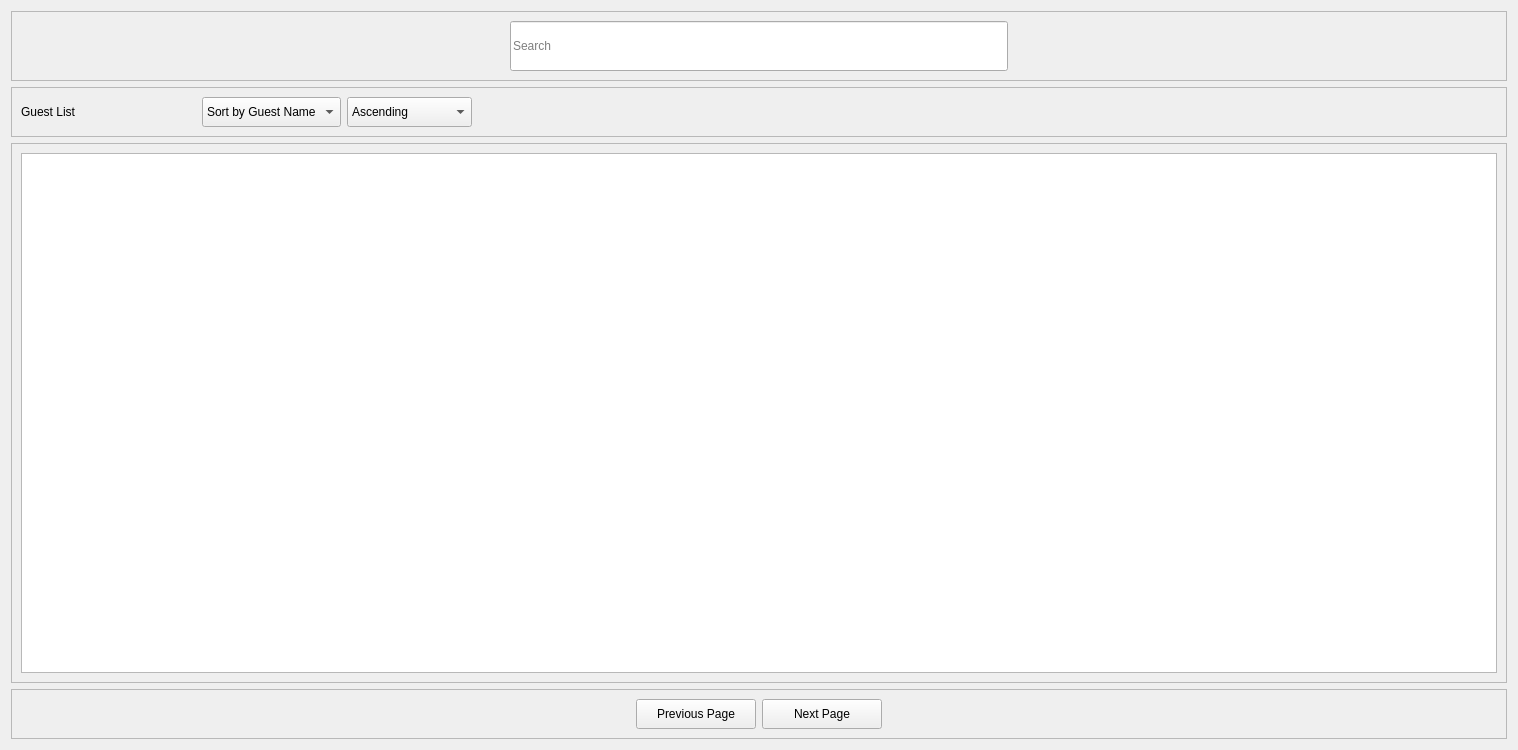
This is ui_files/guests_page.ui in xbryan25/hotel-management-system as Qt 5 draws it before an edit. The edited form follows.
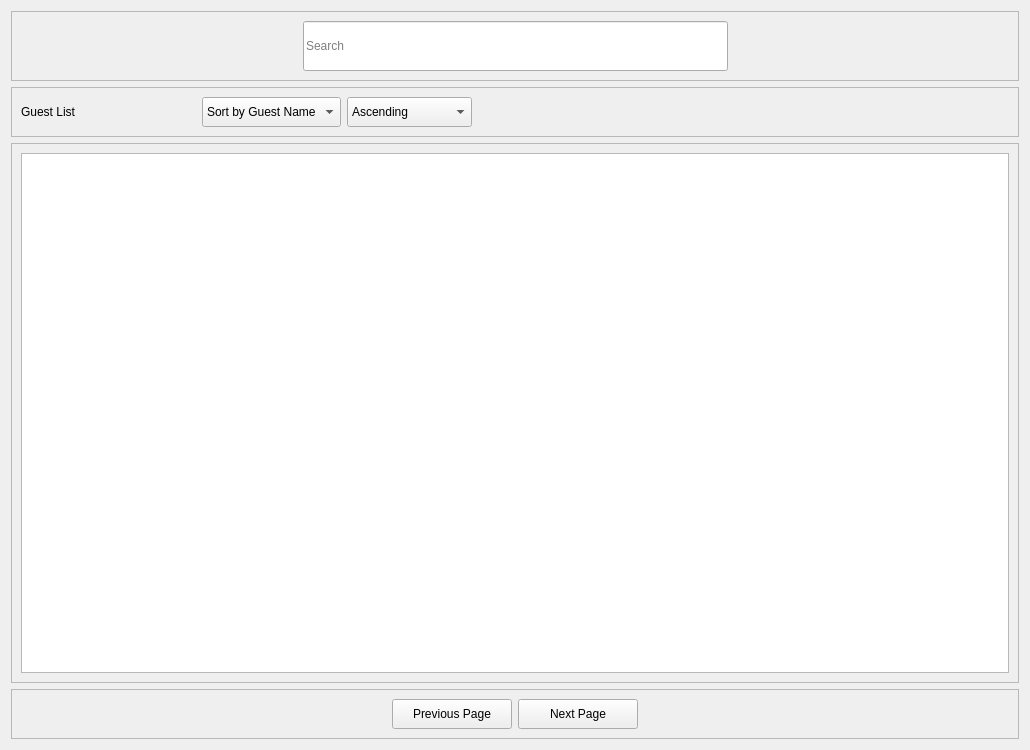
This is the edited form.

Commit message: ui(guests_page): disable vertical header in guest_table_view

Diff of the .ui file:
```diff
--- a/ui_files/guests_page.ui
+++ b/ui_files/guests_page.ui
@@ -6,7 +6,7 @@
    <rect>
     <x>0</x>
     <y>0</y>
-    <width>1518</width>
+    <width>1030</width>
     <height>750</height>
    </rect>
   </property>
@@ -179,7 +179,11 @@
      </property>
      <layout class="QGridLayout" name="gridLayout_2">
       <item row="0" column="0">
-       <widget class="QTableView" name="guest_table_view"/>
+       <widget class="QTableView" name="guest_table_view">
+        <attribute name="verticalHeaderVisible">
+         <bool>false</bool>
+        </attribute>
+       </widget>
       </item>
      </layout>
     </widget>
```
The commit also changes 1 other file.
